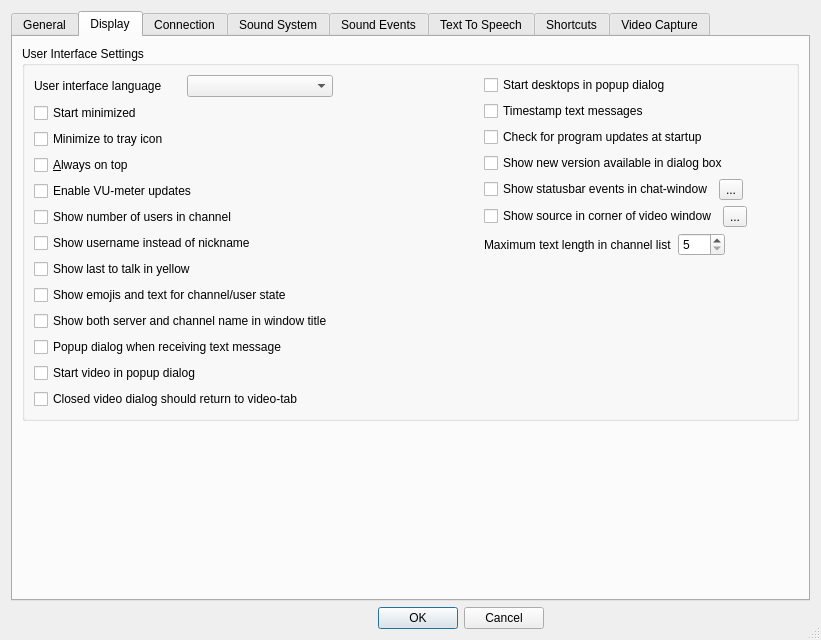
Qt form Client/qtTeamTalk/preferences.ui (BearWare/TeamTalk5) before a commit.
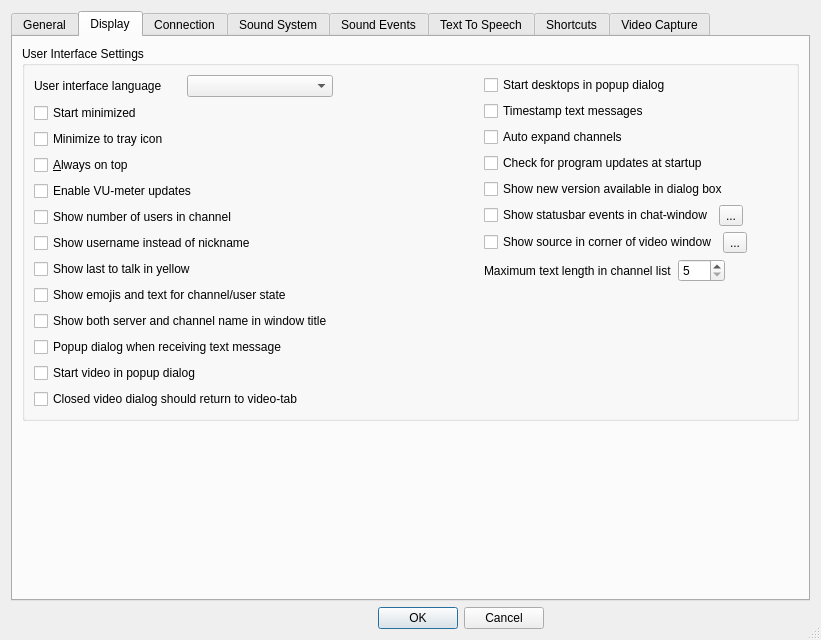
The same form after that commit. The open tabs and pages were chosen to show the change. Icons and pictures are not drawn. Custom widgets are drawn as their Qt base class.

Commit message: QT - Ability to autom expand channels

Diff of the .ui file:
```diff
--- a/Client/qtTeamTalk/preferences.ui
+++ b/Client/qtTeamTalk/preferences.ui
@@ -464,6 +464,13 @@
                 </property>
                </widget>
               </item>
+              <item>
+               <widget class="QCheckBox" name="chanexpChkBox">
+                <property name="text">
+                 <string>Auto expand channels</string>
+                </property>
+               </widget>
+              </item>
               <item>
                <widget class="QCheckBox" name="updatesChkBox">
                 <property name="text">
```
The commit also changes 3 other files.
